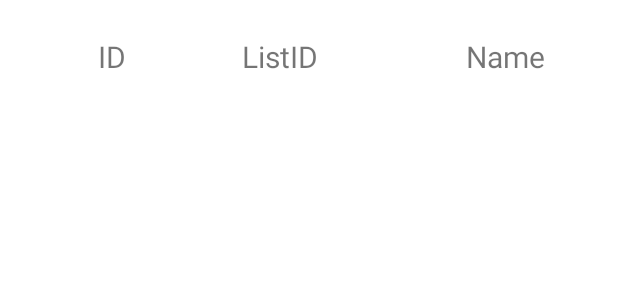
After one commit to dunow0033/FetchCoding, an Android app: the layout list_item.xml on its own in the app's theme, with its tools: preview values and no code run, on a phone screen of 412 x 824 dp. The commit adds this screen. Shown: the top 300 px of the screen. Run offline under Robolectric (Android 15) with nearby library versions, the phone set to English and light mode, and no system bars.

Commit message:
I have gotten the recycler view items to show up

```diff
--- a/app/src/main/AndroidManifest.xml
+++ b/app/src/main/AndroidManifest.xml
@@ -2,6 +2,8 @@
 <manifest xmlns:android="http://schemas.android.com/apk/res/android"
     xmlns:tools="http://schemas.android.com/tools"
     package="com.example.fetchcoding">
+
+    <uses-permission android:name="android.permission.INTERNET" />
 
     <application
         android:allowBackup="true"
@@ -14,7 +16,7 @@
         android:theme="@style/Theme.FetchCoding"
         tools:targetApi="31">
         <activity
-            android:name=".MainActivity"
+            android:name=".ui.MainActivity"
             android:exported="true">
             <intent-filter>
                 <action android:name="android.intent.action.MAIN" />
--- a/app/src/main/java/com/example/fetchcoding/model/ListItems.kt
+++ b/app/src/main/java/com/example/fetchcoding/model/ListItem.kt
@@ -3,7 +3,7 @@ package com.example.fetchcoding.model
 import com.squareup.moshi.JsonClass
 
 @JsonClass(generateAdapter = true)
-data class ListItems(
+data class ListItem(
     val id: Int,
     val listId: Int,
     val name: String?
--- a/app/src/main/res/layout/activity_main.xml
+++ b/app/src/main/res/layout/activity_main.xml
@@ -4,11 +4,11 @@
     xmlns:tools="http://schemas.android.com/tools"
     android:layout_width="match_parent"
     android:layout_height="match_parent"
-    tools:context=".MainActivity">
+    tools:context=".ui.MainActivity">
 
     <androidx.fragment.app.FragmentContainerView
         android:id="@+id/fragmentContainerTodos"
-        android:name="com.example.todotypicodeexample.ui.fragments.TodosFragment"
+        android:name="com.example.fetchcoding.ui.fragments.ListItemFragment"
         android:layout_width="match_parent"
         android:layout_height="match_parent"/>
 
--- /dev/null
+++ b/app/src/main/res/layout/list_item.xml
@@ -0,0 +1,41 @@
+<?xml version="1.0" encoding="utf-8"?>
+<androidx.constraintlayout.widget.ConstraintLayout xmlns:android="http://schemas.android.com/apk/res/android"
+    xmlns:app="http://schemas.android.com/apk/res-auto"
+    xmlns:tools="http://schemas.android.com/tools"
+    android:layout_width="match_parent"
+    android:layout_height="75dp">
+
+    <TextView
+        android:id="@+id/tvID"
+        android:layout_width="150dp"
+        android:layout_height="wrap_content"
+        android:gravity="center"
+        android:textSize="20sp"
+        app:layout_constraintBottom_toBottomOf="parent"
+        app:layout_constraintStart_toStartOf="parent"
+        app:layout_constraintTop_toTopOf="parent"
+        tools:text="ID" />
+
+    <TextView
+        android:id="@+id/tvListID"
+        android:layout_width="150dp"
+        android:layout_height="wrap_content"
+        android:gravity="center"
+        android:textSize="20sp"
+        app:layout_constraintBottom_toBottomOf="parent"
+        app:layout_constraintEnd_toStartOf="@+id/tvName"
+        app:layout_constraintTop_toTopOf="parent"
+        tools:text="ListID" />
+
+    <TextView
+        android:id="@+id/tvName"
+        android:layout_width="150dp"
+        android:layout_height="wrap_content"
+        android:gravity="center"
+        android:textSize="20sp"
+        app:layout_constraintBottom_toBottomOf="parent"
+        app:layout_constraintEnd_toEndOf="parent"
+        app:layout_constraintTop_toTopOf="parent"
+        tools:text="Name" />
+
+</androidx.constraintlayout.widget.ConstraintLayout>
```
Also changed, not shown: app/build.gradle (+9 -9 lines), app/src/main/java/com/example/fetchcoding/MainActivity.kt (deleted, +0 -16 lines), app/src/main/java/com/example/fetchcoding/adapter/ListItemAdapter.kt (+50 -0 lines), app/src/main/java/com/example/fetchcoding/remote/ListItemManager.kt (added, +15 -0 lines), app/src/main/java/com/example/fetchcoding/remote/ListItemService.kt (added, +12 -0 lines), app/src/main/java/com/example/fetchcoding/remote/TodoService.kt (deleted, +0 -12 lines), app/src/main/java/com/example/fetchcoding/repository/ListItemRepository.kt (added, +22 -0 lines), app/src/main/java/com/example/fetchcoding/ui/MainActivity.kt (added, +25 -0 lines), app/src/main/java/com/example/fetchcoding/ui/fragments/ListItemFragment.kt (added, +56 -0 lines), app/src/main/java/com/example/fetchcoding/utils/Resource.kt (added, +10 -0 lines), app/src/main/java/com/example/fetchcoding/viewmodel/ListItemViewModel.kt (added, +32 -0 lines), app/src/main/res/layout/fragment_list_items.xml (added, +12 -0 lines), build.gradle (+12 -4 lines), gradle/wrapper/gradle-wrapper.properties.
